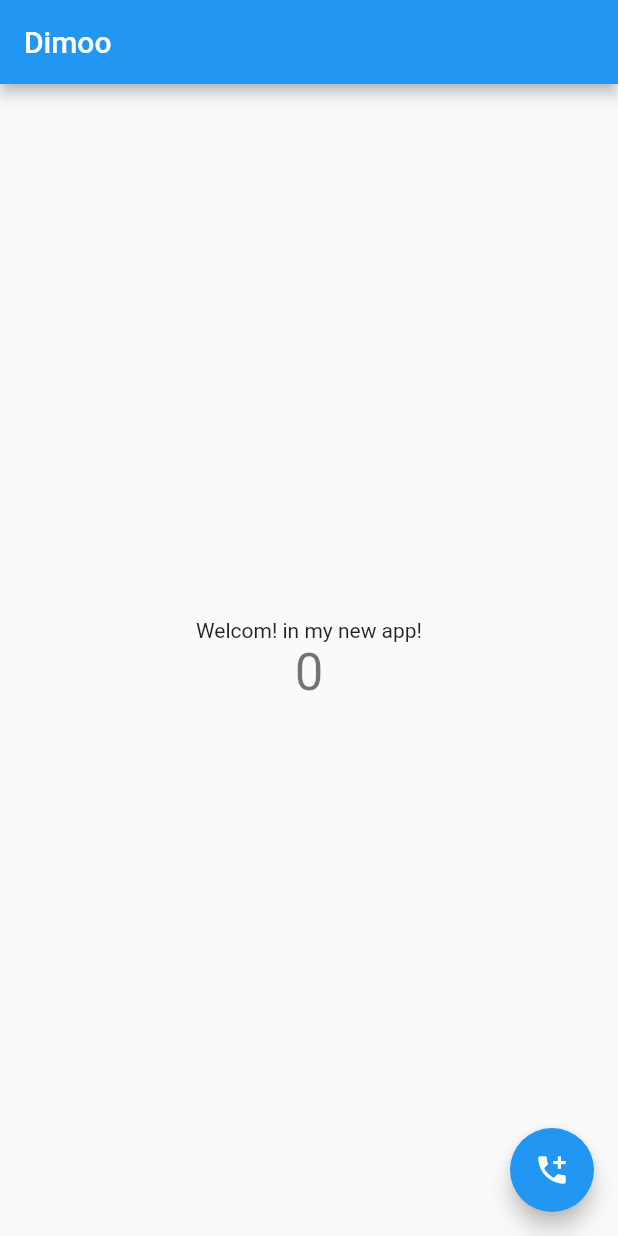
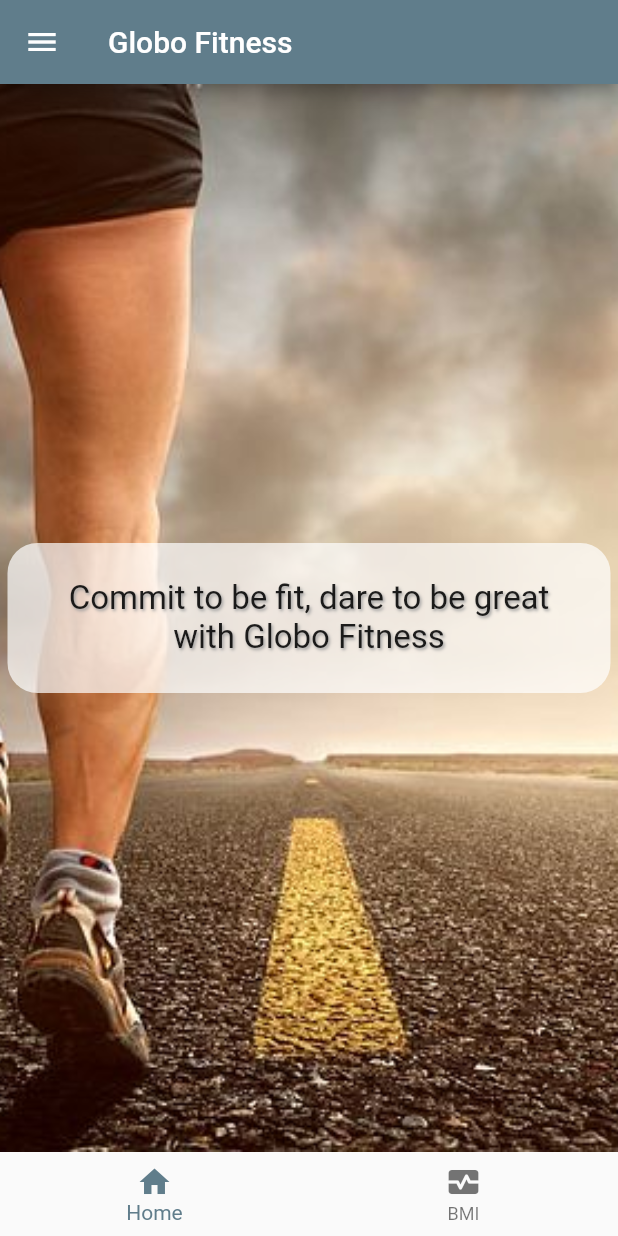
Before and after one commit to OusmaneMballo/use-state-flutter, a Flutter app: the screen it shows after launch, on a phone screen of 412 x 824 dp. Run offline on Flutter 3.47's test engine with Material 2 defaults, Android fonts, the phone set to English and light mode, and no system bars.

```diff
--- a/lib/main.dart
+++ b/lib/main.dart
@@ -1,115 +1,24 @@
 import 'package:flutter/material.dart';
+import 'package:flutter_application_1/screens/bmi_screen.dart';
+import 'package:flutter_application_1/screens/intro_screen.dart';
 
 void main() {
-  runApp(const MyApp());
+  runApp(const GlobeApp());
 }
 
-class MyApp extends StatelessWidget {
-  const MyApp({Key? key}) : super(key: key);
+class GlobeApp extends StatelessWidget {
+  const GlobeApp({Key? key}) : super(key: key);
 
-  // This widget is the root of your application.
   @override
   Widget build(BuildContext context) {
     return MaterialApp(
-      title: 'Flutter Demo',
-      theme: ThemeData(
-        // This is the theme of your application.
-        //
-        // Try running your application with "flutter run". You'll see the
-        // application has a blue toolbar. Then, without quitting the app, try
-        // changing the primarySwatch below to Colors.green and then invoke
-        // "hot reload" (press "r" in the console where you ran "flutter run",
-        // or simply save your changes to "hot reload" in a Flutter IDE).
-        // Notice that the counter didn't reset back to zero; the application
-        // is not restarted.
-        primarySwatch: Colors.blue,
-      ),
-      home: const MyHomePage(title: 'Dimoo'),
+      theme: ThemeData(primarySwatch: Colors.blueGrey),
+      routes: {
+        '/': (context) => const IntroScreen(),
+        '/bmi': (context) => const BmiScreen(),
+      },
+      initialRoute: '/',
+      //home: const IntroScreen()
     );
   }
 }
-
-class MyHomePage extends StatefulWidget {
-  const MyHomePage({Key? key, required this.title}) : super(key: key);
-
-  // This widget is the home page of your application. It is stateful, meaning
-  // that it has a State object (defined below) that contains fields that affect
-  // how it looks.
-
-  // This class is the configuration for the state. It holds the values (in this
-  // case the title) provided by the parent (in this case the App widget) and
-  // used by the build method of the State. Fields in a Widget subclass are
-  // always marked "final".
-
-  final String title;
-
-  @override
-  State<MyHomePage> createState() => _MyHomePageState();
-}
-
-class _MyHomePageState extends State<MyHomePage> {
-  int _counter = 0;
-
-  void _incrementCounter() {
-    setState(() {
-      // This call to setState tells the Flutter framework that something has
-      // changed in this State, which causes it to rerun the build method below
-      // so that the display can reflect the updated values. If we changed
-      // _counter without calling setState(), then the build method would not be
-      // called again, and so nothing would appear to happen.
-      _counter++;
-    });
-  }
-
-  @override
-  Widget build(BuildContext context) {
-    // This method is rerun every time setState is called, for instance as done
-    // by the _incrementCounter method above.
-    //
-    // The Flutter framework has been optimized to make rerunning build methods
-    // fast, so that you can just rebuild anything that needs updating rather
-    // than having to individually change instances of widgets.
-    return Scaffold(
-      appBar: AppBar(
-        // Here we take the value from the MyHomePage object that was created by
-        // the App.build method, and use it to set our appbar title.
-        title: Text(widget.title),
-      ),
-      body: Center(
-        // Center is a layout widget. It takes a single child and positions it
-        // in the middle of the parent.
-        child: Column(
-          // Column is also a layout widget. It takes a list of children and
-          // arranges them vertically. By default, it sizes itself to fit its
-          // children horizontally, and tries to be as tall as its parent.
-          //
-          // Invoke "debug painting" (press "p" in the console, choose the
-          // "Toggle Debug Paint" action from the Flutter Inspector in Android
-          // Studio, or the "Toggle Debug Paint" command in Visual Studio Code)
-          // to see the wireframe for each widget.
-          //
-          // Column has various properties to control how it sizes itself and
-          // how it positions its children. Here we use mainAxisAlignment to
-          // center the children vertically; the main axis here is the vertical
-          // axis because Columns are vertical (the cross axis would be
-          // horizontal).
-          mainAxisAlignment: MainAxisAlignment.center,
-          children: <Widget>[
-            const Text(
-              'Welcom! in my new app!',
-            ),
-            Text(
-              '$_counter',
-              style: Theme.of(context).textTheme.headline4,
-            ),
-          ],
-        ),
-      ),
-      floatingActionButton: FloatingActionButton(
-        onPressed: _incrementCounter,
-        tooltip: 'Increment',
-        child: const Icon(Icons.add_ic_call),
-      ), // This trailing comma makes auto-formatting nicer for build methods.
-    );
-  }
-}
--- /dev/null
+++ b/lib/screens/intro_screen.dart
@@ -0,0 +1,41 @@
+import 'package:flutter/material.dart';
+import '../shared/menu_bottom.dart';
+import '../shared/menu_drawer.dart';
+
+class IntroScreen extends StatelessWidget {
+  const IntroScreen({Key? key}) : super(key: key);
+
+  @override
+  Widget build(BuildContext context) {
+    return Scaffold(
+      appBar: AppBar(
+        title: const Text('Globo Fitness'),
+      ),
+      drawer: const MenuDrawer(),
+      bottomNavigationBar: const MenuBottom(),
+      body: Container(
+        decoration: const BoxDecoration(
+            image: DecorationImage(
+                image: AssetImage('assets/img/run.jpg'), fit: BoxFit.cover)),
+        child: Center(
+            child: Container(
+                padding: const EdgeInsets.all(24),
+                margin: const EdgeInsets.fromLTRB(5, 0, 5, 0),
+                decoration: const BoxDecoration(
+                  borderRadius: BorderRadius.all(Radius.circular(20)),
+                  color: Colors.white70,
+                ),
+                child: const Text(
+                  'Commit to be fit, dare to be great with Globo Fitness',
+                  textAlign: TextAlign.center,
+                  style: TextStyle(fontSize: 22, shadows: [
+                    Shadow(
+                        offset: Offset(1.0, 1.0),
+                        blurRadius: 2.0,
+                        color: Colors.grey)
+                  ]),
+                ))),
+      ),
+    );
+  }
+}
--- /dev/null
+++ b/lib/shared/menu_bottom.dart
@@ -0,0 +1,27 @@
+import 'package:flutter/material.dart';
+
+class MenuBottom extends StatelessWidget {
+  const MenuBottom({
+    Key? key,
+  }) : super(key: key);
+
+  @override
+  Widget build(BuildContext context) {
+    return BottomNavigationBar(
+      items: const [
+        BottomNavigationBarItem(icon: Icon(Icons.home), label: 'Home'),
+        BottomNavigationBarItem(icon: Icon(Icons.monitor_heart), label: 'BMI')
+      ],
+      onTap: (int index) {
+        switch (index) {
+          case 0:
+            Navigator.pushNamed(context, '/');
+            break;
+          case 1:
+            Navigator.pushNamed(context, '/bmi');
+            break;
+        }
+      },
+    );
+  }
+}
--- a/pubspec.yaml
+++ b/pubspec.yaml
@@ -58,8 +58,8 @@ flutter:
   uses-material-design: true
 
   # To add assets to your application, add an assets section, like this:
-  # assets:
-  #   - images/a_dot_burr.jpeg
+  assets:
+    - assets/img/
   #   - images/a_dot_ham.jpeg
 
   # An image asset can refer to one or more resolution-specific "variants", see
```
Also changed, not shown: lib/screens/bmi_screen.dart (added, +113 -0 lines), lib/screens/training_screen.dart (added, +20 -0 lines), lib/screens/weather_screen.dart (added, +20 -0 lines), lib/shared/menu_drawer.dart (added, +73 -0 lines), assets/img/dhImg.jpg (added), assets/img/run.jpg (added), assets/img/runner-exercise.webp (added), 1 other file.
